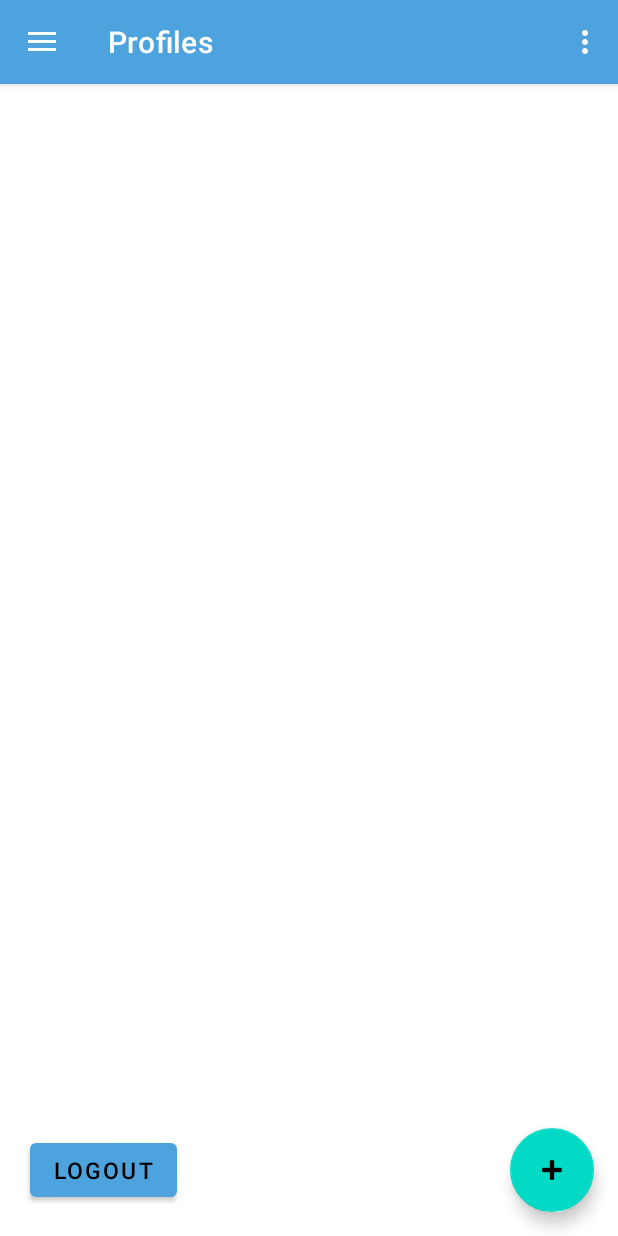
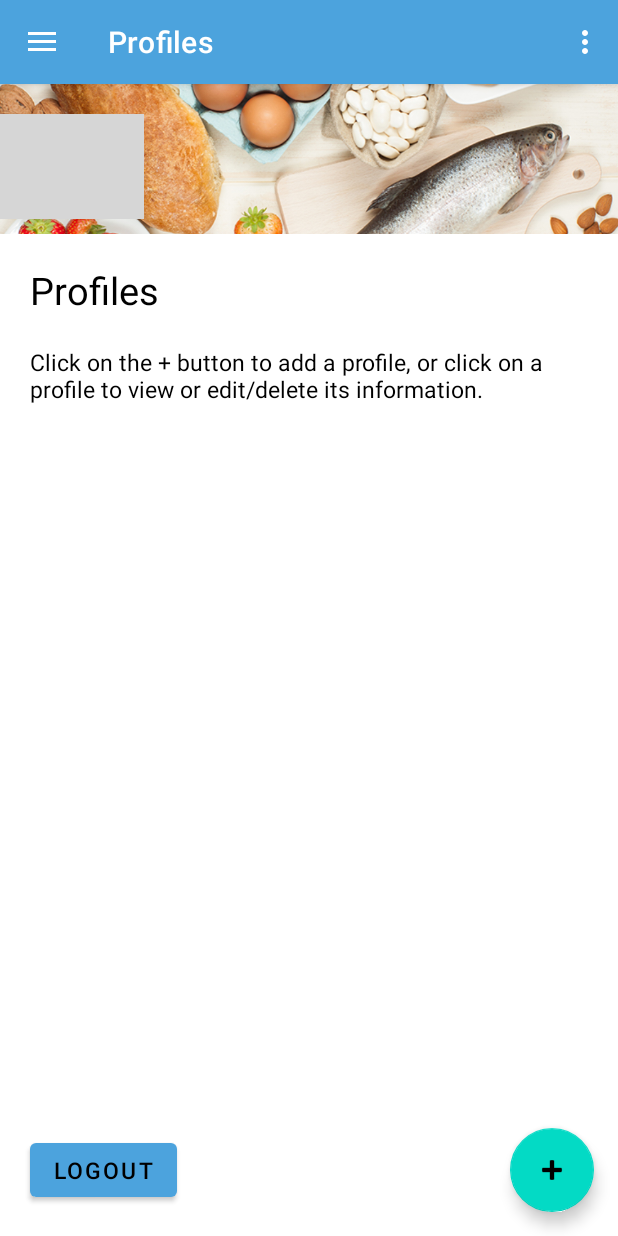
Before and after one commit to LeoBueno15/AllergyAlert, an Android app: the ScanProduct screen opened directly, with no data from a screen before it, after a tap on "HOME", on a phone screen of 412 x 824 dp. Run offline under Robolectric (Android 15) with nearby library versions, the phone set to English and light mode, and no system bars; our stand-ins replace Firebase (no records; nobody signed in at launch, a user with empty details on screens opened directly), navigation-ui; libraries missing offline, so code that uses them is left out: com.google.zxing.integration; 4 statements that could not run were skipped; grey boxes are pictures that could not be loaded.

Commit message:
App functional. Firebase authentication functional, edited scanner.

```diff
--- a/app/src/main/AndroidManifest.xml
+++ b/app/src/main/AndroidManifest.xml
@@ -55,8 +55,7 @@
             android:name=".MainActivity"
             android:exported="true"
             android:label="@string/app_name"
-            android:theme="@style/Theme.AllergyAlert.NoActionBar">
-        </activity>
+            android:theme="@style/Theme.AllergyAlert.NoActionBar"></activity>
     </application>
 
 </manifest>
--- a/app/src/main/java/com/example/allergyalert/MainActivity.kt
+++ b/app/src/main/java/com/example/allergyalert/MainActivity.kt
@@ -58,6 +58,7 @@ class MainActivity : AppCompatActivity() {
         animationBackground.setEnterFadeDuration(4000)
         animationBackground.setExitFadeDuration(4000)
         animationBackground.start()
+
     }
 
     override fun onCreateOptionsMenu(menu: Menu): Boolean {
--- a/app/src/main/java/com/example/allergyalert/ui/checkproduct/ScanProduct.kt
+++ b/app/src/main/java/com/example/allergyalert/ui/checkproduct/ScanProduct.kt
@@ -22,10 +22,9 @@ class ScanProduct : AppCompatActivity() {
     lateinit var scanButton: Button
     lateinit var homeButton: Button
     private val client = OkHttpClient()
-    lateinit var parsed_name: String
-    lateinit var parsed_ing: String
+    var parsed_name: String = ""
+    var parsed_ing: String = ""
     var check = 0
-
 
     override fun onCreate(savedInstanceState: Bundle?) {
         super.onCreate(savedInstanceState)
@@ -59,14 +58,23 @@ class ScanProduct : AppCompatActivity() {
                     retrieveWebInfo(url)
 
                     while (check < 1) {
+                        println("check" + check)
                         //do nothing, wait for retrieveWebInfo(url) to finish running
                     }
-                        val intent = Intent(this, ProductInformation::class.java)
 
+                    println("intent starting")
+                    val intent = Intent(this, ProductInformation::class.java)
+
+                    if (parsed_name == "" || parsed_ing == "") {
+                        intent.putExtra("name", "no name")
+                        intent.putExtra("ingredients", "no ingredients")
+                    } else {
                         intent.putExtra("name", parsed_name)
                         intent.putExtra("ingredients", parsed_ing)
-                        this.startActivity(intent)
-
+                    }
+//                    check = 0
+                    this.startActivity(intent)
+                    finish()
                 }
             } else {
                 super. onActivityResult(requestCode, resultCode, data)
@@ -94,17 +102,19 @@ class ScanProduct : AppCompatActivity() {
             override fun onResponse(call: Call, response: Response) {
                 val product_info = response.body()?.string()
                 val product_properties = product_info?.split("description")
-                parsed_name =  product_properties!![1].split('"')[2]
-
-                val ing_group = product_info.split("ingredients")
-                parsed_ing =  ing_group[1].split('"')[2]
+//                println("prod proper size" + product_properties?.size)
+//                println("prod proper" + product_properties)
+                if (product_properties?.size!! >= 2) {
+                    parsed_name =  product_properties[1].split('"')[2]
+//                    println("parsed name" + parsed_name)
+                    val ing_group = product_info.split("ingredients")
+//                    println("ing_group" + ing_group)
+                    parsed_ing =  ing_group[1].split('"')[2]
+//                    println("parsed ing" + parsed_ing)
+                }
                 check ++
-
+//                println("check" + check)
             }
         })
-
     }
-
-
-
 }
--- a/app/src/main/java/com/example/allergyalert/ui/checkproduct/SearchProduct.kt
+++ b/app/src/main/java/com/example/allergyalert/ui/checkproduct/SearchProduct.kt
@@ -96,7 +96,7 @@ class SearchProduct : AppCompatActivity(), ProductAdapter.OnProductItemClickList
     }
 
     override fun onItemClick(item: Product, position: Int) {
-        val intent = Intent(this, ProductInformation::class.java).putExtra("product", item.productName).putExtra("ingredients", item.prodIngredients)
+        val intent = Intent(this, ProductInformation::class.java).putExtra("name", item.productName).putExtra("ingredients", item.prodIngredients)
         this.startActivity(intent)
     }
 }
--- a/app/src/main/java/com/example/allergyalert/ui/profiles/HomeFragment.kt
+++ b/app/src/main/java/com/example/allergyalert/ui/profiles/HomeFragment.kt
@@ -18,6 +18,7 @@ import com.firebase.ui.database.FirebaseListOptions
 import com.google.android.material.floatingactionbutton.FloatingActionButton
 import com.google.firebase.FirebaseOptions
 import com.google.firebase.auth.FirebaseAuth
+import com.google.firebase.auth.FirebaseUser
 import com.google.firebase.database.DatabaseReference
 import com.google.firebase.database.FirebaseDatabase
 
@@ -32,7 +33,8 @@ class HomeFragment : Fragment() {
     lateinit var ref: DatabaseReference
     lateinit var profile_data: Array<String>
     lateinit var logoutButton: Button
-
+    lateinit var firebaeUser: FirebaseUser
+    lateinit var logOutButton: ImageButton
 
     // This property is only valid between onCreateView and
     // onDestroyView.
@@ -57,7 +59,9 @@ class HomeFragment : Fragment() {
             textView.text = it
         })*/
 
-        val query = FirebaseDatabase.getInstance().reference.child("profiles")
+        firebaeUser = FirebaseAuth.getInstance().currentUser!!
+        val userId = firebaeUser.uid
+        val query = FirebaseDatabase.getInstance().reference.child(userId).child("profiles")
 
         val firebaseOptions = FirebaseListOptions.Builder<Profile>()
             .setLayout(R.layout.profiles_row)
--- a/app/src/main/res/layout/activity_account_register.xml
+++ b/app/src/main/res/layout/activity_account_register.xml
@@ -68,6 +68,7 @@
         android:layout_marginHorizontal="20dp"
         android:background="@drawable/list_view_border"
         android:hint="Password"
+        android:inputType="textPassword"
         android:padding="2dp"
         app:layout_constraintTop_toBottomOf="@+id/enter_email" />
 
--- a/app/src/main/res/layout/activity_account_sign_in.xml
+++ b/app/src/main/res/layout/activity_account_sign_in.xml
@@ -68,6 +68,7 @@
         android:layout_marginHorizontal="20dp"
         android:background="@drawable/list_view_border"
         android:hint="Password"
+        android:inputType="textPassword"
         android:padding="2dp"
         app:layout_constraintTop_toBottomOf="@+id/enter_email" />
 
--- a/app/src/main/res/layout/fragment_home.xml
+++ b/app/src/main/res/layout/fragment_home.xml
@@ -6,13 +6,65 @@
     android:layout_height="match_parent"
     tools:context=".ui.profiles.HomeFragment">
 
+    <RelativeLayout
+        android:id="@+id/relativeLayout"
+        android:layout_width="fill_parent"
+        android:layout_height="100dp"
+        android:layout_gravity="center"
+        android:orientation="vertical"
+        tools:ignore="MissingConstraints">
+
+        <ImageView
+            android:id="@+id/imageProfile"
+            android:layout_width="fill_parent"
+            android:layout_height="100dp"
+            android:layout_marginStart="0dp"
+            android:layout_marginTop="0dp"
+            android:layout_marginEnd="0dp"
+            android:layout_marginBottom="0dp"
+            android:scaleType="centerCrop"
+            android:src="@drawable/food">
+
+        </ImageView>
+
+        <ImageView
+            android:id="@+id/profileImage"
+            android:layout_width="wrap_content"
+            android:layout_height="70dp"
+            android:layout_marginTop="20dp"
+            android:scaleType="fitCenter"
+            android:src="@drawable/profile"></ImageView>
+    </RelativeLayout>
+
+    <TextView
+        android:id="@+id/profile_view_title"
+        android:layout_width="match_parent"
+        android:layout_height="wrap_content"
+        android:layout_margin="20dp"
+        android:text="Profiles"
+        android:textColor="@color/black"
+        android:textSize="25sp"
+        app:layout_constraintTop_toBottomOf="@+id/relativeLayout"
+        tools:layout_editor_absoluteX="20dp" />
+
+    <TextView
+        android:id="@+id/profile_view_desc"
+        android:layout_width="match_parent"
+        android:layout_height="wrap_content"
+        android:layout_margin="20dp"
+        android:text="Click on the + button to add a profile, or click on a profile to view or edit/delete its information."
+        android:textColor="@color/black"
+        android:textSize="15sp"
+        app:layout_constraintTop_toBottomOf="@+id/profile_view_title" />
 
     <LinearLayout
+        android:id="@+id/linearLayout"
         android:layout_width="match_parent"
         android:layout_height="wrap_content"
+        android:layout_margin="10dp"
         android:orientation="vertical"
-        android:layout_margin="10dp"
-        tools:ignore="MissingConstraints">
+        app:layout_constraintTop_toBottomOf="@+id/profile_view_desc"
+        tools:layout_editor_absoluteX="10dp">
 
         <ListView
             android:id="@+id/profiles_list_view"
--- a/app/src/main/res/layout/profiles_row.xml
+++ b/app/src/main/res/layout/profiles_row.xml
@@ -14,7 +14,7 @@
     <TextView
         android:id="@+id/row_text"
         style="@style/TextAppearance.AppCompat.Title"
-        android:layout_width="wrap_content"
+        android:layout_width="match_parent"
         android:layout_height="wrap_content"
         android:layout_marginStart="20dp"
         android:layout_toEndOf="@+id/row_image"
--- a/app/src/main/res/menu/main.xml
+++ b/app/src/main/res/menu/main.xml
@@ -5,5 +5,6 @@
         android:id="@+id/action_settings"
         android:orderInCategory="100"
         android:title="@string/action_settings"
-        app:showAsAction="never" />
+        app:showAsAction="never"
+        app:actionViewClass="android.widget.ImageButton" />
 </menu>
```
Also changed, not shown: app/src/main/java/com/example/allergyalert/AccountRegister.kt (+4 -4 lines), app/src/main/java/com/example/allergyalert/AccountSignIn.kt (+4 -4 lines), app/src/main/java/com/example/allergyalert/ui/checkproduct/ProductInformation.kt (+21 -5 lines), app/src/main/java/com/example/allergyalert/ui/profiles/ProfilesView.kt (+18 -8 lines), app/src/main/res/layout/activity_product_information.xml (+20 -9 lines), app/src/main/res/layout/nav_header_main.xml (+15 -7 lines).
